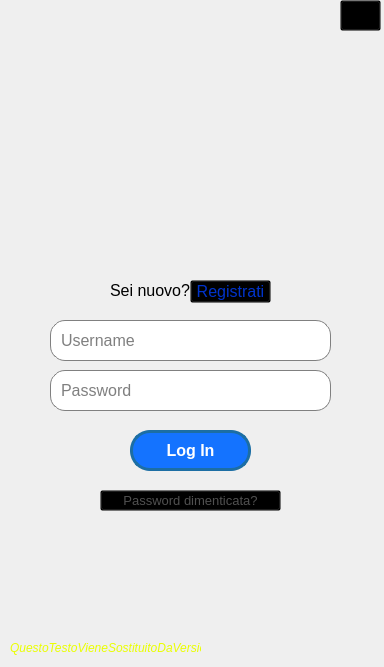
First picture: the form in LoginTo/loginwindow.ui, repository giovannic96/Real-time-collaborative-text-editor, before the edit.
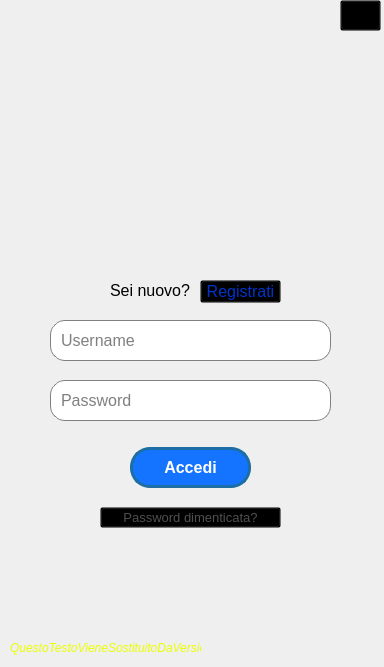
Second picture: the form after the edit. Icons and pictures are not drawn.

```diff
--- a/LoginTo/loginwindow.ui
+++ b/LoginTo/loginwindow.ui
@@ -83,7 +83,7 @@
     <property name="geometry">
      <rect>
       <x>50</x>
-      <y>370</y>
+      <y>380</y>
       <width>281</width>
       <height>41</height>
      </rect>
@@ -114,7 +114,7 @@
     <property name="geometry">
      <rect>
       <x>130</x>
-      <y>430</y>
+      <y>447</y>
       <width>121</width>
       <height>41</height>
      </rect>
@@ -141,7 +141,7 @@
 }</string>
     </property>
     <property name="text">
-     <string>Log In</string>
+     <string>Accedi</string>
     </property>
    </widget>
    <widget class="QLabel" name="version">
@@ -169,7 +169,7 @@
     <property name="geometry">
      <rect>
       <x>100</x>
-      <y>490</y>
+      <y>507</y>
       <width>181</width>
       <height>21</height>
      </rect>
@@ -197,10 +197,10 @@
      <string>Password dimenticata?</string>
     </property>
    </widget>
-   <widget class="QPushButton" name="SingUpButton">
+   <widget class="QPushButton" name="RegistratiButton">
     <property name="geometry">
      <rect>
-      <x>190</x>
+      <x>200</x>
       <y>280</y>
       <width>81</width>
       <height>23</height>
@@ -212,13 +212,13 @@
      </font>
     </property>
     <property name="styleSheet">
-     <string notr="true">#SingUpButton {
+     <string notr="true">#RegistratiButton {
 color: #0033CC;
 background-color: Transparent;
 background-repeat:no-repeat;
 }
 
-#SingUpButton:hover {
+#RegistratiButton:hover {
 color: #0040FF;
 text-decoration: underline;
 }</string>
```
